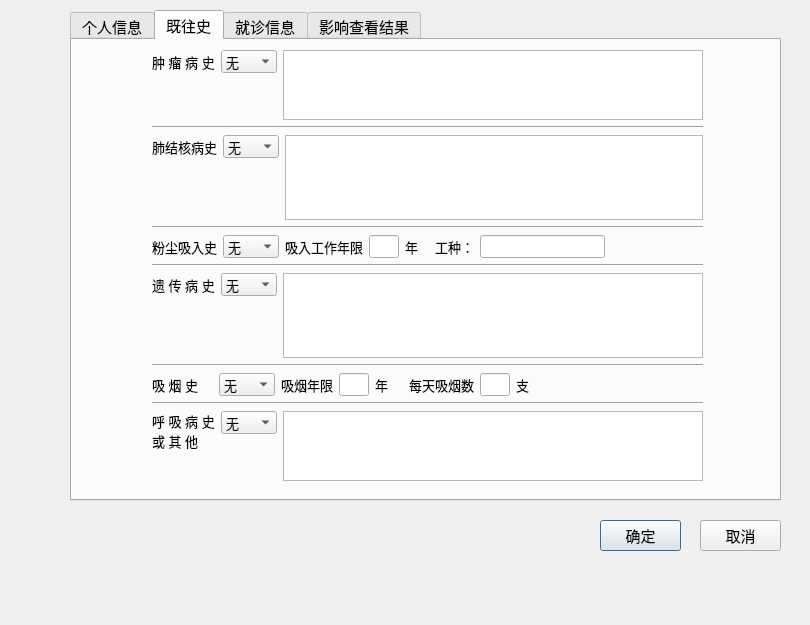
Above: GUI/DesignWindow.ui from hzhaoaf/CTDiagnosis before the change. Below: the same form after it.
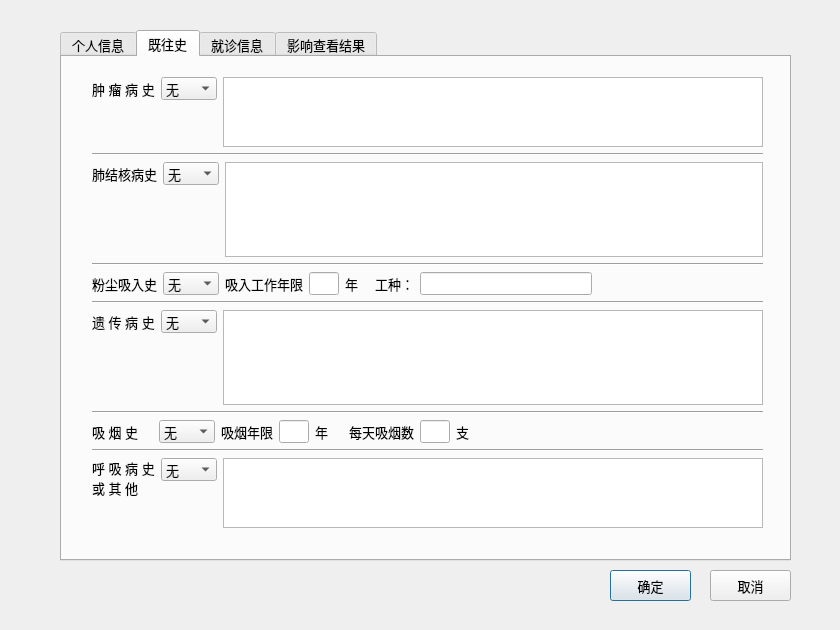
That is the form after the change. The open tabs and pages were chosen to show the change.

Patch:
```diff
--- a/GUI/DesignWindow.ui
+++ b/GUI/DesignWindow.ui
@@ -9,8 +9,8 @@
    <rect>
     <x>0</x>
     <y>0</y>
-    <width>810</width>
-    <height>625</height>
+    <width>840</width>
+    <height>630</height>
    </rect>
   </property>
   <property name="font">
@@ -28,16 +28,16 @@
   <widget class="QTabWidget" name="tabWidget">
    <property name="geometry">
     <rect>
-     <x>70</x>
-     <y>10</y>
-     <width>711</width>
-     <height>491</height>
+     <x>60</x>
+     <y>30</y>
+     <width>731</width>
+     <height>531</height>
     </rect>
    </property>
    <property name="font">
     <font>
      <family>Arial</family>
-     <pointsize>11</pointsize>
+     <pointsize>10</pointsize>
     </font>
    </property>
    <property name="currentIndex">
@@ -201,10 +201,10 @@
     <widget class="QWidget" name="layoutWidget">
      <property name="geometry">
       <rect>
-       <x>80</x>
-       <y>10</y>
-       <width>551</width>
-       <height>431</height>
+       <x>30</x>
+       <y>20</y>
+       <width>671</width>
+       <height>451</height>
       </rect>
      </property>
      <layout class="QVBoxLayout" name="verticalLayout">
@@ -892,15 +892,15 @@
   <widget class="QPushButton" name="acceptButton">
    <property name="geometry">
     <rect>
-     <x>600</x>
-     <y>520</y>
+     <x>610</x>
+     <y>570</y>
      <width>81</width>
      <height>31</height>
     </rect>
    </property>
    <property name="font">
     <font>
-     <pointsize>11</pointsize>
+     <pointsize>10</pointsize>
     </font>
    </property>
    <property name="text">
@@ -910,15 +910,15 @@
   <widget class="QPushButton" name="cancelButton">
    <property name="geometry">
     <rect>
-     <x>700</x>
-     <y>520</y>
+     <x>710</x>
+     <y>570</y>
      <width>81</width>
      <height>31</height>
     </rect>
    </property>
    <property name="font">
     <font>
-     <pointsize>11</pointsize>
+     <pointsize>10</pointsize>
     </font>
    </property>
    <property name="text">
```
Left out of the diff: 12 changed lines with no effect on the pictures.
